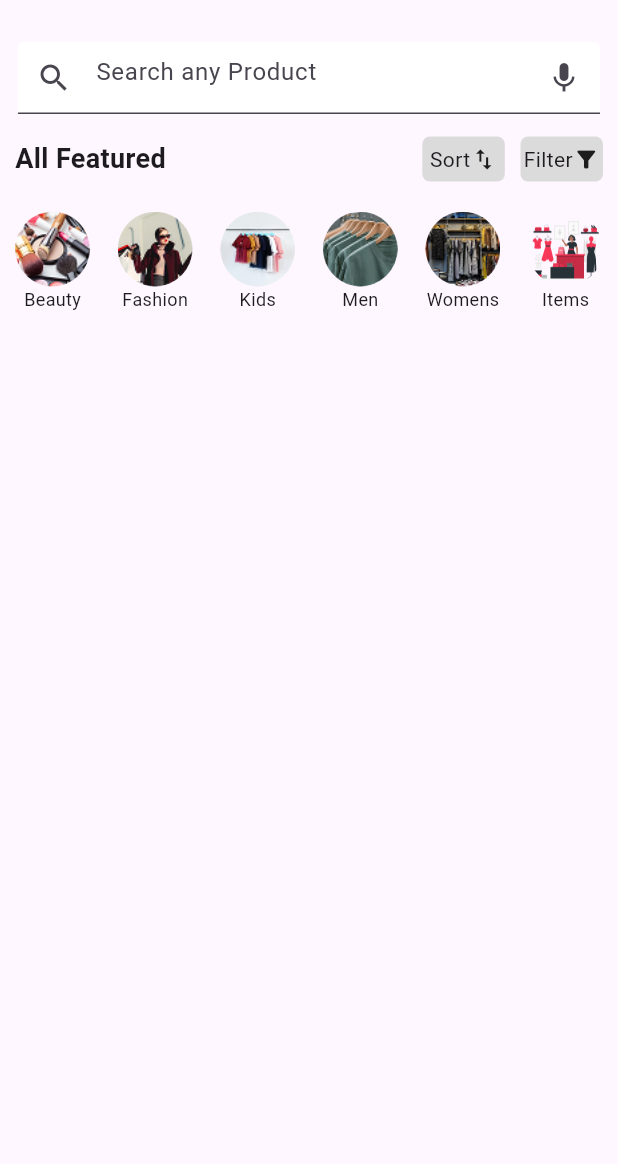
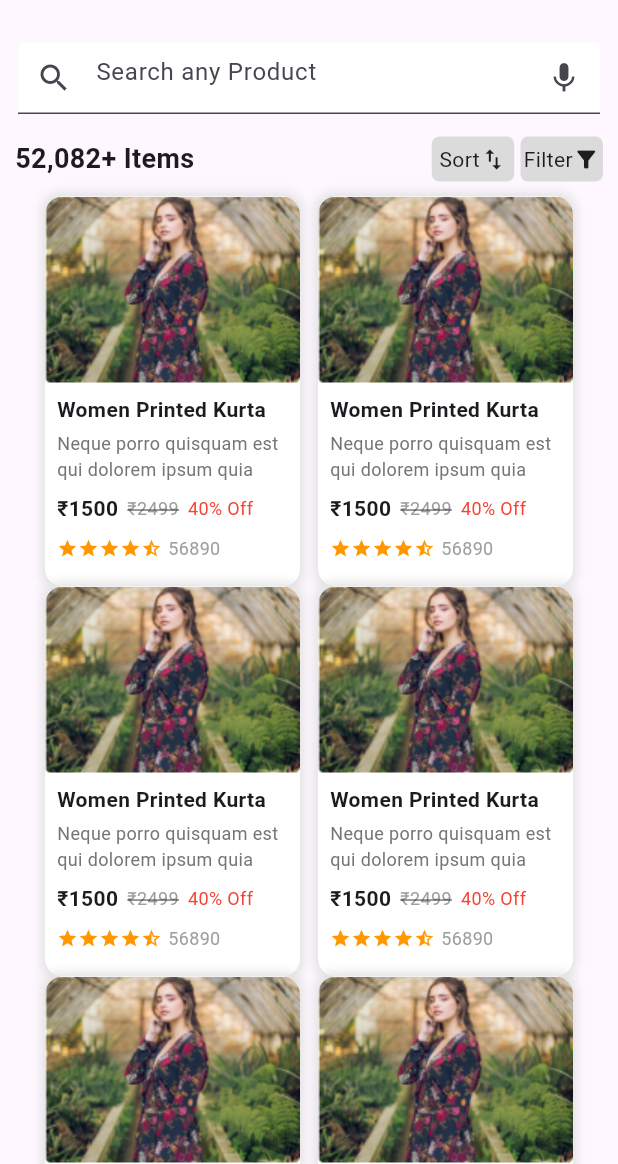
Before and after one commit to basuru07/stylish-eCommerce-app, a Flutter app: the screen it shows after launch, on a phone screen of 412 x 824 dp, the part 72-1236 px from its top. Run offline on Flutter 3.47's test engine with Material 3 defaults, Android fonts, the phone set to English and light mode, and no system bars.

Commit message:
Home Page / Trending page done

```diff
--- a/lib/HomePage.dart
+++ b/lib/HomePage.dart
@@ -1,3 +1,4 @@
+import 'package:ecommerce_app/widgets/ShopCard.dart';
 import 'package:flutter/material.dart';
 
 class Homepage extends StatelessWidget {
@@ -34,7 +35,8 @@ class Homepage extends StatelessWidget {
           ),
         ],
       ),
-        body: Column(
+      body: SingleChildScrollView(
+        child: Column(
           children: [
             SizedBox(
               height: 20,
@@ -111,9 +113,7 @@ class Homepage extends StatelessWidget {
               ),
             ),
             Padding(
-
               padding: const EdgeInsets.all(10.0),
-
               child: Row(
                 mainAxisAlignment: MainAxisAlignment.spaceBetween,
                 children: [
@@ -258,7 +258,88 @@ class Homepage extends StatelessWidget {
                 ],
               ),
             ),
+            SizedBox(
+              height: 12,
+            ),
+            Container(
+              width: 373,
+              height: 189,
+              decoration: BoxDecoration(
+                image: DecorationImage(
+                  image: AssetImage(
+                      "assets/images/Group 33726.png"), // Provide the correct asset path
+                  fit: BoxFit
+                      .cover, // Adjusts how the image fits within the container
+                ),
+                borderRadius: BorderRadius.circular(10),
+              ),
+            ),
+            SizedBox(
+              height: 12,
+            ),
+            Container(
+              width: 373,
+              height: 60,
+              decoration: BoxDecoration(
+                image: DecorationImage(
+                  image: AssetImage(
+                      "assets/images/deal of the day.png"), // Provide the correct asset path
+                  fit: BoxFit
+                      .cover, // Adjusts how the image fits within the container
+                ),
+                borderRadius: BorderRadius.circular(10),
+              ),
+            ),
+            Padding(
+              padding: const EdgeInsets.all(15.0),
+
+              child: SingleChildScrollView(
+                 scrollDirection: Axis.horizontal,
+                child: Row(
+                  children: [
+                    Column(
+                      children: [
+                        Container(
+                          width: 170,
+                          height: 260,
+                          child: ShopCard(),
+                        ),
+
                       ],
-        ));
+                    ),
+                    SizedBox(width: 12,),
+                    Container(
+                          width: 170,
+                          height: 260,
+                          child: ShopCard(),
+                        ),
+
+                        SizedBox(width: 12,),
+                    Container(
+                          width: 170,
+                          height: 260,
+                          child: ShopCard(),
+                        ),
+                  ],
+                ),
+              ),
+            ),
+            Container(
+              width: 373,
+              height: 90,
+              decoration: BoxDecoration(
+                image: DecorationImage(
+                  image: AssetImage(
+                      "assets/images/Group 33767.png"), // Provide the correct asset path
+                  fit: BoxFit
+                      .cover, // Adjusts how the image fits within the container
+                ),
+                borderRadius: BorderRadius.circular(10),
+              ),
+            ),
+          ],
+        ),
+      ),
+    );
   }
 }
--- /dev/null
+++ b/lib/TrendingPage.dart
@@ -0,0 +1,206 @@
+import 'package:ecommerce_app/widgets/ShopCard.dart';
+import 'package:flutter/material.dart';
+
+class TrendingPage extends StatelessWidget {
+  const TrendingPage({super.key});
+
+  @override
+  Widget build(BuildContext context) {
+    return Scaffold(
+      appBar: AppBar(
+        elevation: 0,
+        leading: Padding(
+          padding: const EdgeInsets.all(10.0),
+          child: Image.asset(
+            'assets/images/Group 33678.png', // Hamburger menu icon
+            width: 30,
+            height: 30,
+          ),
+        ),
+        title: Center(
+          child: Image.asset(
+            'assets/images/logoipsum-255 2.png', // Centered logo
+            width: 100, // Adjust size as needed
+            height: 40,
+          ),
+        ),
+        actions: [
+          Padding(
+            padding: const EdgeInsets.all(10.0),
+            child: CircleAvatar(
+              backgroundImage:
+                  AssetImage('assets/images/profile.png'), // Profile icon
+              radius: 18,
+            ),
+          ),
+        ],
+      ),
+      body: SingleChildScrollView(
+        child: Column(
+          children: [
+            SizedBox(
+              height: 20,
+            ),
+            Padding(
+              padding: const EdgeInsets.symmetric(horizontal: 12),
+              child: TextField(
+                decoration: InputDecoration(
+                  hintText: "Search any Product",
+                  prefixIcon: Icon(Icons.search),
+                  suffixIcon: Icon(Icons.mic),
+                  filled: true, // Enable background color
+                  fillColor: const Color.fromARGB(
+                      255, 255, 255, 255), // Gray background color
+                ),
+              ),
+            ),
+            SizedBox(
+              height: 5,
+            ),
+            Padding(
+              padding: const EdgeInsets.all(10.0),
+              child: Row(
+                mainAxisAlignment: MainAxisAlignment.spaceBetween,
+                children: [
+                  Text(
+                    "52,082+ Items",
+                    style: TextStyle(fontSize: 18, fontWeight: FontWeight.bold),
+                  ),
+                  SizedBox(
+                    width: 150,
+                  ),
+                  Container(
+                    width: 55,
+                    height: 30,
+                    child: Center(
+                      child: Row(
+                        mainAxisSize: MainAxisSize.min,
+                        children: [
+                          Text("Sort"),
+                          Icon(
+                            Icons.swap_vert,
+                            size: 18,
+                          ),
+                        ],
+                      ),
+                    ),
+                    decoration: BoxDecoration(
+                      borderRadius: BorderRadius.circular(5),
+                      color: Color.fromARGB(255, 220, 219, 219),
+                    ),
+                  ),
+                  Container(
+                    width: 55,
+                    height: 30,
+                    child: Center(
+                      child: Row(
+                        mainAxisSize: MainAxisSize.min,
+                        children: [
+                          Text("Filter"),
+                          Icon(
+                            Icons.filter_list_alt,
+                            size: 18,
+                          ),
+                        ],
+                      ),
+                    ),
+                    decoration: BoxDecoration(
+                      borderRadius: BorderRadius.circular(5),
+                      color: Color.fromARGB(255, 220, 219, 219),
+                    ),
+                  ),
+                ],
+              ),
+            ),
+            SingleChildScrollView(
+              child: Column(
+                children: [
+                  Row(
+                    mainAxisAlignment: MainAxisAlignment.center,
+                    children: [
+                      Container(
+                        height: 260,
+                        width: 170,
+                        child: ShopCard(),
+                      ),
+                      SizedBox(
+                        width: 12,
+                      ),
+                      Container(
+                        height: 260,
+                        width: 170,
+                        child: ShopCard(),
+                      ),
+
+
+                    ],
+                  ),
+                ],
+              ),
+            ),
+            SizedBox(
+              width: 12,
+            ),
+            Row(
+              mainAxisAlignment: MainAxisAlignment.center,
+              children: [
+                Container(
+                  height: 260,
+                  width: 170,
+                  child: ShopCard(),
+                ),
+                SizedBox(
+                  width: 12,
+                ),
+                Container(
+                  height: 260,
+                  width: 170,
+                  child: ShopCard(),
+                ),
+              ],
+            ),
+            SizedBox(
+              width: 18,
+            ),
+            Row(
+              mainAxisAlignment: MainAxisAlignment.center,
+              children: [
+                Container(
+                  height: 260,
+                  width: 170,
+                  child: ShopCard(),
+                ),
+                SizedBox(
+                  width: 12,
+                ),
+                Container(
+                  height: 260,
+                  width: 170,
+                  child: ShopCard(),
+                ),
+              ],
+            ),
+            Row(
+              mainAxisAlignment: MainAxisAlignment.center,
+              children: [
+                Container(
+                  height: 260,
+                  width: 170,
+                  child: ShopCard(),
+                ),
+                SizedBox(
+                  width: 12,
+                ),
+                Container(
+                  height: 260,
+                  width: 170,
+                  child: ShopCard(),
+                ),
+              ],
+            ),
+          ],
+        ),
+      ),
+    );
+  }
+}
--- a/lib/main.dart
+++ b/lib/main.dart
@@ -1,4 +1,6 @@
 // main.dart
+import 'package:ecommerce_app/TrendingPage.dart';
+import 'package:ecommerce_app/widgets/ShopCard.dart';
 import 'package:flutter/material.dart';
 
 import 'HomePage.dart';
@@ -15,7 +17,7 @@ class MyApp extends StatelessWidget {
     return SafeArea(
       child: MaterialApp(
         debugShowCheckedModeBanner: false,
-        home: Homepage(), // Set SplashScreen as the home widget
+        home: TrendingPage(), // Set SplashScreen as the home widget
       ),
     );
   }
--- /dev/null
+++ b/lib/widgets/ShopCard.dart
@@ -0,0 +1,92 @@
+import 'package:flutter/material.dart';
+
+class ShopCard extends StatelessWidget {
+  const ShopCard({super.key});
+
+  @override
+  Widget build(BuildContext context) {
+    return Container(
+      width: 170,
+      decoration: BoxDecoration(
+        color: Colors.white,
+        borderRadius: BorderRadius.circular(12),
+        boxShadow: [
+          BoxShadow(color: Colors.grey.shade300, blurRadius: 6, spreadRadius: 2),
+        ],
+      ),
+      child: Column(
+        crossAxisAlignment: CrossAxisAlignment.start,
+        children: [
+          ClipRRect(
+            borderRadius: BorderRadius.vertical(top: Radius.circular(12)),
+            child: Center(
+              child: Image.asset(
+                'assets/images/Mask Group.png',
+                height: 124,
+                width: 170,
+                fit: BoxFit.cover,
+              ),
+            ),
+          ),
+          Padding(
+            padding: const EdgeInsets.all(8.0),
+            child: Column(
+              crossAxisAlignment: CrossAxisAlignment.start,
+              children: [
+                Text(
+                  "Women Printed Kurta",
+                  style: TextStyle(fontWeight: FontWeight.bold, fontSize: 14),
+                ),
+                SizedBox(height: 4),
+                Text(
+                  "Neque porro quisquam est qui dolorem ipsum quia",
+                  style: TextStyle(fontSize: 12, color: Colors.grey[600]),
+                  maxLines: 2,
+                  overflow: TextOverflow.ellipsis,
+                ),
+                SizedBox(height: 8),
+                Row(
+                  children: [
+                    Text(
+                      "₹1500",
+                      style: TextStyle(fontWeight: FontWeight.bold, fontSize: 14),
+                    ),
+                    SizedBox(width: 6),
+                    Text(
+                      "₹2499",
+                      style: TextStyle(
+                        decoration: TextDecoration.lineThrough,
+                        color: Colors.grey,
+                        fontSize: 12,
+                      ),
+                    ),
+                    SizedBox(width: 6),
+                    Text(
+                      "40% Off",
+                      style: TextStyle(color: Colors.red, fontSize: 12),
+                    ),
+                  ],
+                ),
+                SizedBox(height: 8),
+                Row(
+                  children: [
+                    Icon(Icons.star, color: Colors.orange, size: 14),
+                    Icon(Icons.star, color: Colors.orange, size: 14),
+                    Icon(Icons.star, color: Colors.orange, size: 14),
+                    Icon(Icons.star, color: Colors.orange, size: 14),
+                    Icon(Icons.star_half, color: Colors.orange, size: 14),
+                    SizedBox(width: 4),
+                    Text(
+                      "56890",
+                      style: TextStyle(color: Colors.grey, fontSize: 12),
+                    ),
+                  ],
+                ),
+              ],
+            ),
+          ),
+        ],
+      ),
+    );
+  }
+}
```
Also changed, not shown: assets/images/Group 33726.png (added), assets/images/Group 33767.png (added), assets/images/Mask Group.png (added), assets/images/deal of the day.png (added). Lines whose indentation alone changed are shown as unchanged.
